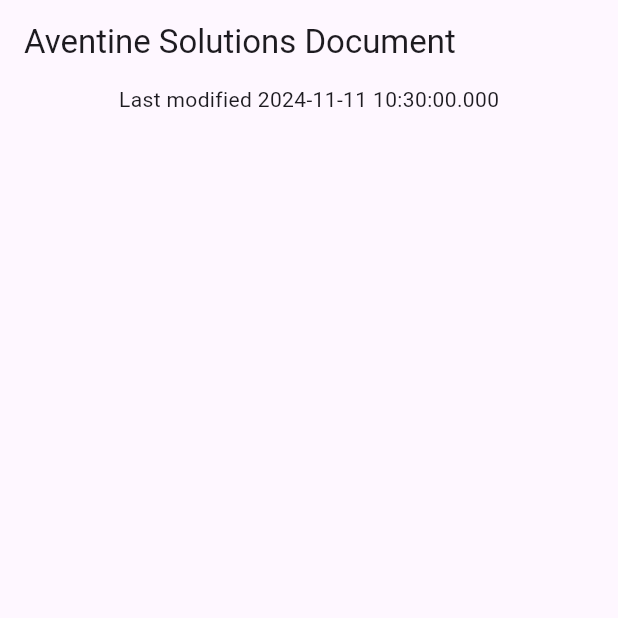
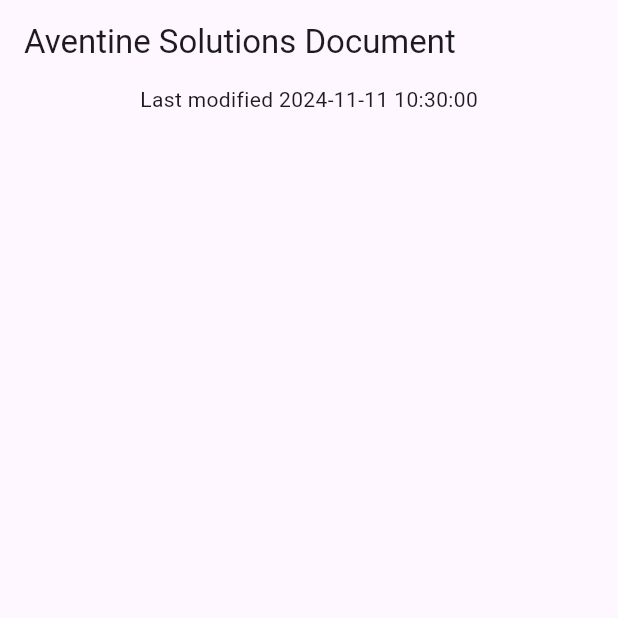
Before and after one commit to aventinesolutions/dart_patterns_codelab, a Flutter app: the screen it shows after launch, on a phone screen of 412 x 824 dp, the top half of it. Run offline on Flutter 3.47's test engine with Material 3 defaults, Android fonts, the phone set to English and light mode, and no system bars.

Commit message:
:bear: :construction: column can *not* be a constant

```diff
--- a/lib/main.dart
+++ b/lib/main.dart
@@ -1,4 +1,5 @@
 import 'package:flutter/material.dart';
+import 'package:intl/intl.dart';
 
 import 'data.dart';
 
@@ -31,17 +32,17 @@
   @override
   Widget build(BuildContext context) {
     final metadataRecord = document.metadata;
+    final formattedModified =
+        'Last modified ${DateFormat('yyyy-MM-dd HH:mm:ss').format(metadataRecord.modified)}';
 
     return Scaffold(
       appBar: AppBar(
         title: Text(metadataRecord.$1),
       ),
-      body: const Column(
+      body: Column(
         children: [
           Center(
-            child: Text(
-              'Last modified ${metadataRecord.modified}',
-            ),
+            child: Text(formattedModified),
           ),
         ],
       ),
--- a/pubspec.yaml
+++ b/pubspec.yaml
@@ -7,6 +7,7 @@
   sdk: ^3.5.4
 
 dependencies:
+  intl: ^0.19.0
   flutter:
     sdk: flutter
   flutter_web_plugins:
```
Also changed, not shown: pubspec.lock.
